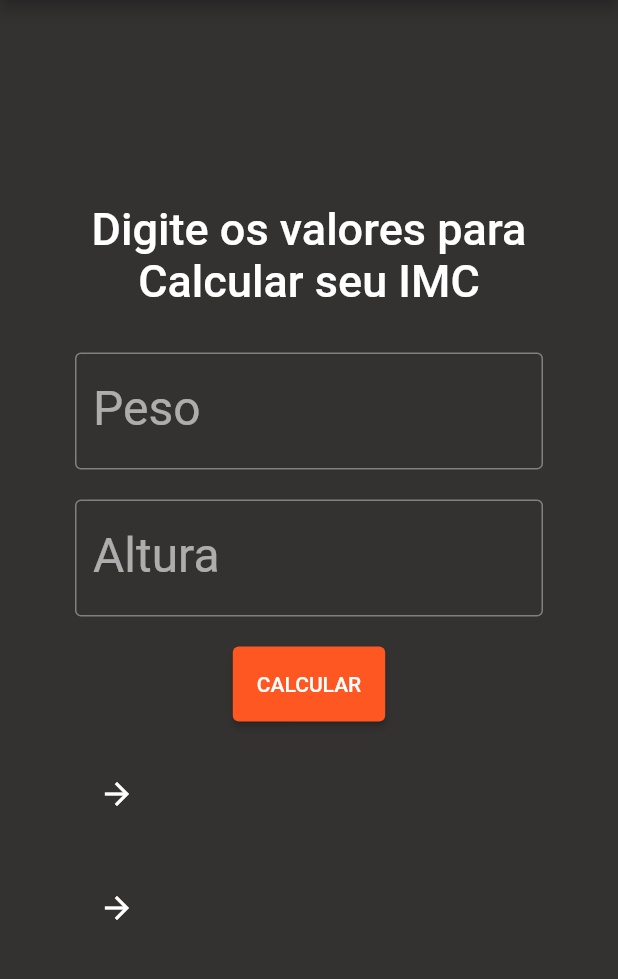
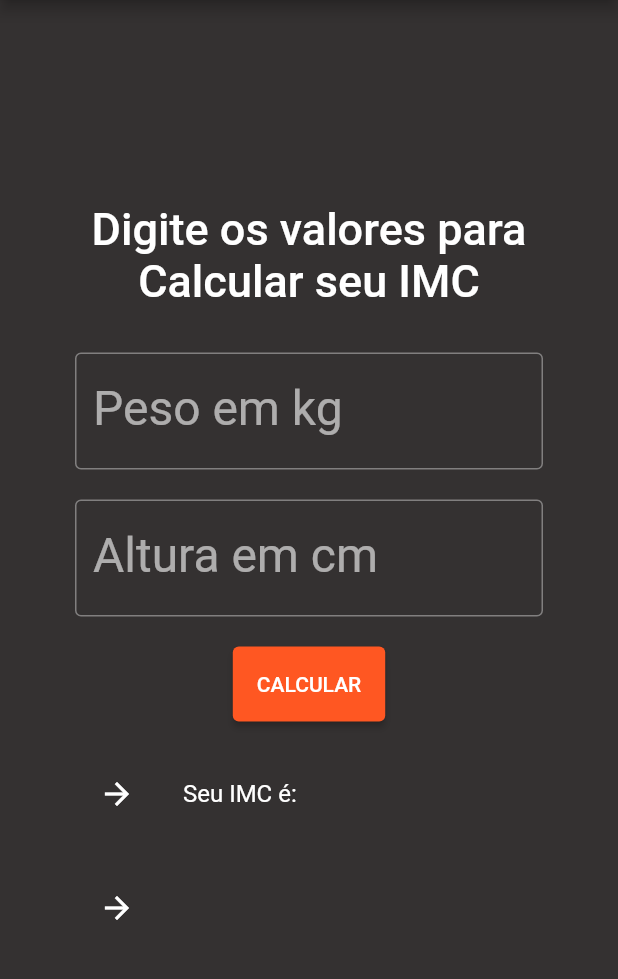
Before and after one commit to HeMarchioni/ProjetoP1_Calculo_Imc, a Flutter app: the screen it shows after launch, after a tap on "CALCULAR", on a phone screen of 412 x 824 dp, the part 84-1063 px from its top. Run offline on Flutter 3.47's test engine with Material 2 defaults, Android fonts, the phone set to English and light mode, and no system bars.

```diff
--- a/lib/home.dart
+++ b/lib/home.dart
@@ -25,6 +25,8 @@ class Home extends StatelessWidget {
 
 
 
+
+
 class CalculoIMC extends StatefulWidget {
   const CalculoIMC({Key? key}) : super(key: key);
 
@@ -33,24 +35,59 @@ class CalculoIMC extends StatefulWidget {
 }
 
 
-final TextEditingController entradaPeso = TextEditingController();
-final TextEditingController entradaAltura = TextEditingController();
-
-var tempV1 = '';
-var tempV2 = '';
 
 
-void coversor(){
+
+class _CalculoIMCState extends State<CalculoIMC> {
 
 
-}
+  final TextEditingController entradaPeso = TextEditingController();
+  final TextEditingController entradaAltura = TextEditingController();
+
+  var imcValor = '';
+  var imcMensagem = '';
 
 
 
 
 
 
-class _CalculoIMCState extends State<CalculoIMC> {
+  void calcIMC(){
+
+    double peso = double.parse(entradaPeso.text);
+    double altura = double.parse(entradaAltura.text)/100;
+
+    setState(() {
+
+      var imc = peso/(altura*altura);
+
+
+      if( imc < 18.5) {
+        imcMensagem = 'ABAIXO DO PESO';
+      } else if(imc < 24.9 ) {
+        imcMensagem = 'PESO NORMAL';
+      } else if(imc < 29.9 ) {
+        imcMensagem = 'SOBREPESO';
+      } else if(imc < 34.9 ) {
+        imcMensagem = 'OBESIDADE GRAU I';
+      } else if(imc < 39.9 ) {
+        imcMensagem = 'OBESIDADE GRAU II';
+      } else {
+        imcMensagem = 'OBESIDADE GRAU III';
+      }
+
+      imcValor = (imc).toStringAsFixed(2);
+
+    });
+  }
+
+
+
+
+
+
+
+
   @override
   Widget build(BuildContext context) {
     return Column(
@@ -89,7 +126,7 @@ class _CalculoIMCState extends State<CalculoIMC> {
                 controller: entradaPeso,
                 decoration: InputDecoration(
                     border: OutlineInputBorder(),
-                    labelText: 'Peso'),
+                    labelText: 'Peso em kg'),
                 style: TextStyle(fontSize:32.0,
                     color: const Color(0xFFDB9430),
                     fontWeight: FontWeight.w400,
@@ -110,7 +147,7 @@ class _CalculoIMCState extends State<CalculoIMC> {
                 controller: entradaAltura,
                 decoration: InputDecoration(
                     border: OutlineInputBorder(),
-                    labelText: 'Altura'),
+                    labelText: 'Altura em cm'),
                 style: TextStyle(fontSize:32.0,
                     color: const Color(0xFFDB9430),
                     fontWeight: FontWeight.w400,
@@ -134,7 +171,7 @@ class _CalculoIMCState extends State<CalculoIMC> {
                     height: 50,
                     child: ElevatedButton(
                       onPressed: () {
-                        coversor();
+                        calcIMC();
                         // Respond to button press
                       },
                       child: Text("CALCULAR"),
@@ -156,7 +193,7 @@ class _CalculoIMCState extends State<CalculoIMC> {
               Padding(
                 padding: const EdgeInsets.fromLTRB(50,10,10,10),
                 child: ListTile(
-                  title: Text('$tempV1'),
+                  title: Text('Seu IMC é: $imcValor'),
                   leading: Icon(Icons.arrow_forward),
                 ),
               ),
@@ -164,7 +201,7 @@ class _CalculoIMCState extends State<CalculoIMC> {
               Padding(
                 padding: const EdgeInsets.fromLTRB(50,10,10,10),
                 child: ListTile(
-                  title: Text('$tempV2'),
+                  title: Text( '$imcMensagem'),
                   leading: Icon(Icons.arrow_forward),
                 ),
               ),
```
